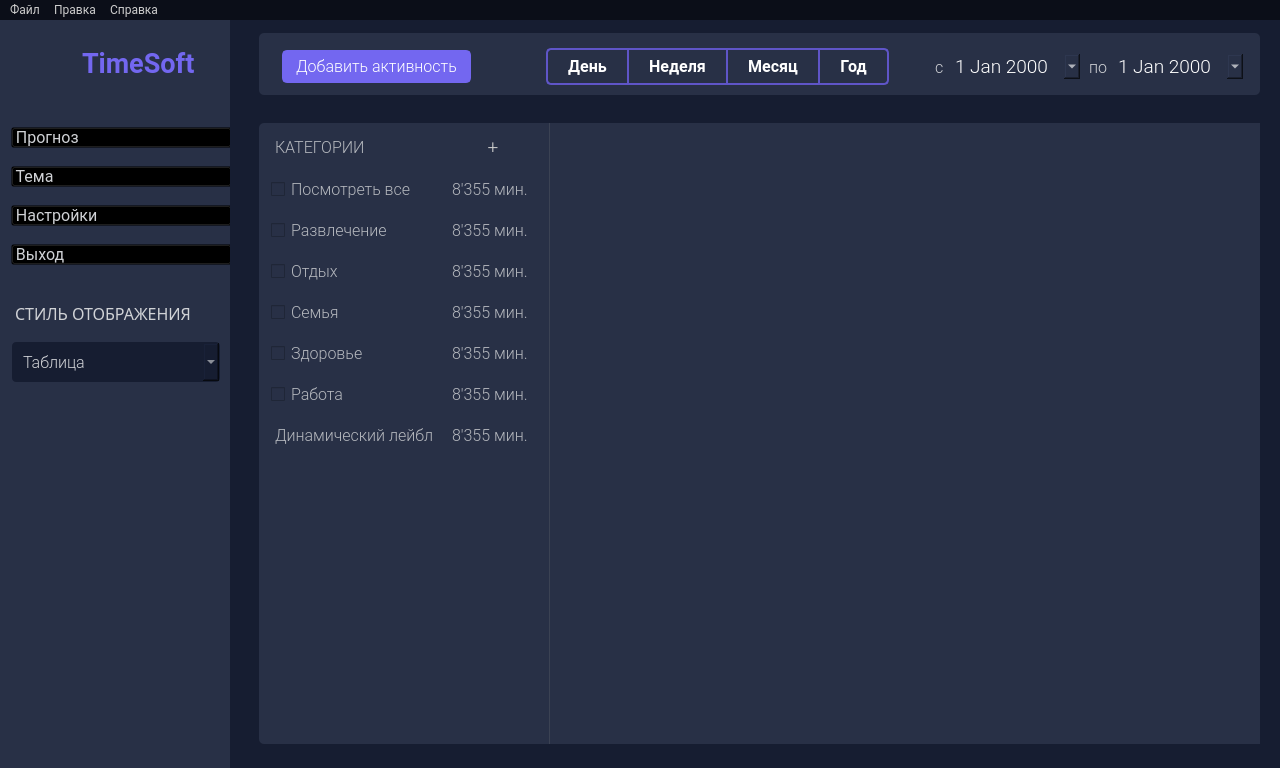
The window that design/mainwindow_d.ui (yurii-bel/project_2021) describes before a commit, drawn with Qt 5.
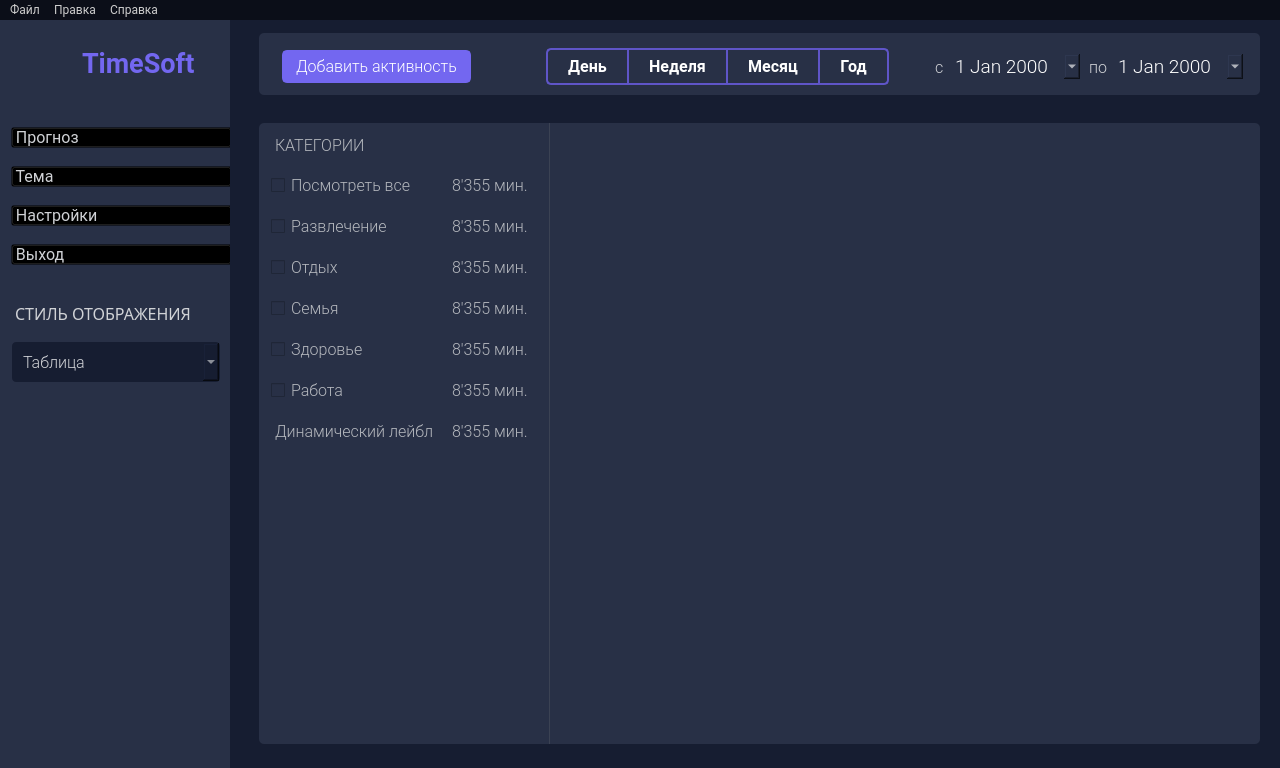
The same window after the commit. Icons and pictures are not drawn.

Commit message: Resized icons in the main window

The edit to the form file:
```diff
--- a/design/mainwindow_d.ui
+++ b/design/mainwindow_d.ui
@@ -1125,55 +1125,6 @@
         </property>
        </widget>
       </item>
-      <item row="0" column="1">
-       <widget class="QPushButton" name="mainwindow_btn_cat_plus">
-        <property name="minimumSize">
-         <size>
-          <width>29</width>
-          <height>0</height>
-         </size>
-        </property>
-        <property name="maximumSize">
-         <size>
-          <width>102</width>
-          <height>102</height>
-         </size>
-        </property>
-        <property name="font">
-         <font>
-          <family>Roboto Light</family>
-          <pointsize>14</pointsize>
-          <weight>50</weight>
-          <italic>false</italic>
-          <bold>false</bold>
-          <underline>false</underline>
-          <strikeout>false</strikeout>
-         </font>
-        </property>
-        <property name="styleSheet">
-         <string notr="true">QPushButton {
-	background-color: rgb(40, 48, 70);
-	color: rgb(205, 205, 205);
-	border: 2px solid rgb(40, 48, 70);
-	border-radius: 5px;
-}
-QPushButton:hover {
-	background-color: rgba(0, 0, 0, 0);
-	color: rgb(205, 205, 205);
-	border: 2px solid #7666F8;
-}</string>
-        </property>
-        <property name="text">
-         <string>+</string>
-        </property>
-        <property name="iconSize">
-         <size>
-          <width>40</width>
-          <height>27</height>
-         </size>
-        </property>
-       </widget>
-      </item>
       <item row="1" column="0">
        <widget class="QCheckBox" name="mainwindow_checkBox_see_all">
         <property name="maximumSize">
@@ -1409,6 +1360,10 @@
     <property name="styleSheet">
      <string notr="true">background-color: #283046;
 background-image: url(design/img/background-image_d.png);
+color: rgb(110, 107, 123);
+border-top-right-radius: 5px;
+border-bottom-right-radius: 5px;
+padding-left: 20px;
 </string>
     </property>
    </widget>
```
Left out of the diff: 22 changed lines with no effect on the pictures. The commit also changes 1 other file.
